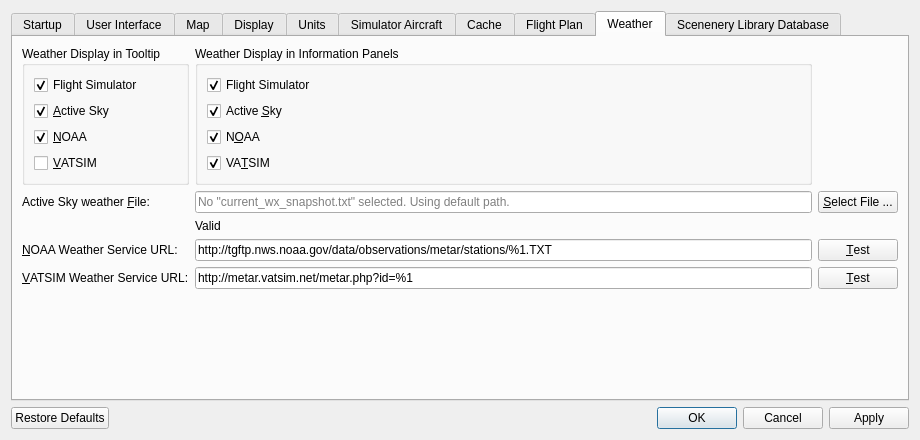
Above: src/options/options.ui from albar965/littlenavmap before the change. Below: the same form after it.
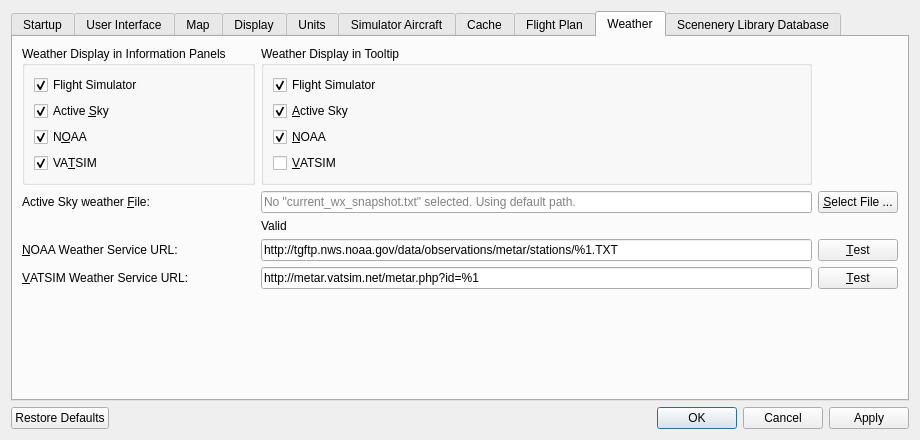
That is the form after the change. The open tabs and pages were chosen to show the change.

Commit message: Solved problems with weather updates on disconnect and too many updates to information window. #74

The edit to the form file:
```diff
--- a/src/options/options.ui
+++ b/src/options/options.ui
@@ -1793,7 +1793,7 @@
        <string>Weather</string>
       </attribute>
       <layout class="QGridLayout" name="gridLayout_6">
-       <item row="6" column="0">
+       <item row="6" column="1">
         <spacer name="verticalSpacer_4">
          <property name="orientation">
           <enum>Qt::Vertical</enum>
@@ -1806,7 +1806,7 @@
          </property>
         </spacer>
        </item>
-       <item row="4" column="1">
+       <item row="4" column="2">
         <widget class="QLineEdit" name="lineEditOptionsWeatherNoaaUrl">
          <property name="toolTip">
           <string>Complete URL of the NOAA weather service.
@@ -1826,7 +1826,7 @@
          </property>
         </widget>
        </item>
-       <item row="5" column="1">
+       <item row="5" column="2">
         <widget class="QLineEdit" name="lineEditOptionsWeatherVatsimUrl">
          <property name="toolTip">
           <string>Complete URL of the VATSIM network weather service.
@@ -1866,7 +1866,7 @@
          </property>
         </widget>
        </item>
-       <item row="2" column="1">
+       <item row="2" column="2">
         <widget class="QLineEdit" name="lineEditOptionsWeatherAsnPath">
          <property name="toolTip">
           <string>This file (usually &quot;current_wx_snapshot.txt&quot;) will be used for all simulators if set here.
@@ -1890,59 +1890,7 @@
          </property>
         </widget>
        </item>
-       <item row="0" column="0" alignment="Qt::AlignTop">
-        <widget class="QGroupBox" name="groupBoxOptionsWeatherTooltip">
-         <property name="toolTip">
-          <string>Define which weather service METARs are to be shown in the map tooltip of an airport.</string>
-         </property>
-         <property name="title">
-          <string>Weather Display in Tooltip</string>
-         </property>
-         <layout class="QGridLayout" name="gridLayout_7">
-          <item row="1" column="0">
-           <widget class="QCheckBox" name="checkBoxOptionsWeatherTooltipAsn">
-            <property name="text">
-             <string>&amp;Active Sky</string>
-            </property>
-            <property name="checked">
-             <bool>true</bool>
-            </property>
-           </widget>
-          </item>
-          <item row="2" column="0">
-           <widget class="QCheckBox" name="checkBoxOptionsWeatherTooltipNoaa">
-            <property name="text">
-             <string>&amp;NOAA</string>
-            </property>
-            <property name="checked">
-             <bool>true</bool>
-            </property>
-           </widget>
-          </item>
-          <item row="3" column="0">
-           <widget class="QCheckBox" name="checkBoxOptionsWeatherTooltipVatsim">
-            <property name="text">
-             <string>&amp;VATSIM</string>
-            </property>
-           </widget>
-          </item>
-          <item row="0" column="0">
-           <widget class="QCheckBox" name="checkBoxOptionsWeatherTooltipFs">
-            <property name="toolTip">
-             <string>Display current weather in the flight simulator when connected. </string>
-            </property>
-            <property name="text">
-             <string>Flight Simulator</string>
-            </property>
-            <property name="checked">
-             <bool>true</bool>
-            </property>
-           </widget>
-          </item>
-         </layout>
-        </widget>
-       </item>
-       <item row="2" column="0">
+       <item row="2" column="1">
         <widget class="QLabel" name="labelOptionsWeatherAsnPath">
          <property name="text">
           <string>Active Sky weather &amp;File:</string>
@@ -1952,7 +1900,7 @@
          </property>
         </widget>
        </item>
-       <item row="3" column="1">
+       <item row="3" column="2">
         <widget class="QLabel" name="labelOptionsWeatherAsnPathState">
          <property name="sizePolicy">
           <sizepolicy hsizetype="Preferred" vsizetype="Fixed">
@@ -1974,7 +1922,79 @@
          </property>
         </widget>
        </item>
-       <item row="0" column="1" alignment="Qt::AlignTop">
+       <item row="5" column="1">
+        <widget class="QLabel" name="labelOptionsWeatherVatsimUrl">
+         <property name="text">
+          <string>&amp;VATSIM Weather Service URL:</string>
+         </property>
+         <property name="buddy">
+          <cstring>lineEditOptionsWeatherVatsimUrl</cstring>
+         </property>
+        </widget>
+       </item>
+       <item row="4" column="1">
+        <widget class="QLabel" name="labelOptionsWeatherNoaaUrl">
+         <property name="text">
+          <string>&amp;NOAA Weather Service URL:</string>
+         </property>
+         <property name="buddy">
+          <cstring>lineEditOptionsWeatherNoaaUrl</cstring>
+         </property>
+        </widget>
+       </item>
+       <item row="0" column="2">
+        <widget class="QGroupBox" name="groupBoxOptionsWeatherTooltip">
+         <property name="toolTip">
+          <string>Define which weather service METARs are to be shown in the map tooltip of an airport.</string>
+         </property>
+         <property name="title">
+          <string>Weather Display in Tooltip</string>
+         </property>
+         <layout class="QGridLayout" name="gridLayout_7">
+          <item row="1" column="0">
+           <widget class="QCheckBox" name="checkBoxOptionsWeatherTooltipAsn">
+            <property name="text">
+             <string>&amp;Active Sky</string>
+            </property>
+            <property name="checked">
+             <bool>true</bool>
+            </property>
+           </widget>
+          </item>
+          <item row="2" column="0">
+           <widget class="QCheckBox" name="checkBoxOptionsWeatherTooltipNoaa">
+            <property name="text">
+             <string>&amp;NOAA</string>
+            </property>
+            <property name="checked">
+             <bool>true</bool>
+            </property>
+           </widget>
+          </item>
+          <item row="3" column="0">
+           <widget class="QCheckBox" name="checkBoxOptionsWeatherTooltipVatsim">
+            <property name="text">
+             <string>&amp;VATSIM</string>
+            </property>
+           </widget>
+          </item>
+          <item row="0" column="0">
+           <widget class="QCheckBox" name="checkBoxOptionsWeatherTooltipFs">
+            <property name="toolTip">
+             <string>Display current weather in the flight simulator when connected. </string>
+            </property>
+            <property name="text">
+             <string>Flight Simulator</string>
+            </property>
+            <property name="checked">
+             <bool>true</bool>
+            </property>
+           </widget>
+          </item>
+         </layout>
+        </widget>
+       </item>
+       <item row="0" column="1">
         <widget class="QGroupBox" name="groupBoxOptionsWeatherInfo">
          <property name="toolTip">
           <string>Define which weather service METARs are to be shown in the information dock window for an airport.</string>
@@ -2029,26 +2049,6 @@
          </layout>
         </widget>
        </item>
-       <item row="5" column="0">
-        <widget class="QLabel" name="labelOptionsWeatherVatsimUrl">
-         <property name="text">
-          <string>&amp;VATSIM Weather Service URL:</string>
-         </property>
-         <property name="buddy">
-          <cstring>lineEditOptionsWeatherVatsimUrl</cstring>
-         </property>
-        </widget>
-       </item>
-       <item row="4" column="0">
-        <widget class="QLabel" name="labelOptionsWeatherNoaaUrl">
-         <property name="text">
-          <string>&amp;NOAA Weather Service URL:</string>
-         </property>
-         <property name="buddy">
-          <cstring>lineEditOptionsWeatherNoaaUrl</cstring>
-         </property>
-        </widget>
-       </item>
       </layout>
      </widget>
      <widget class="QWidget" name="tabOptionsDatabase">
```
Left out of the diff: 6 changed lines with no effect on the pictures. The commit also changes 9 other files.
